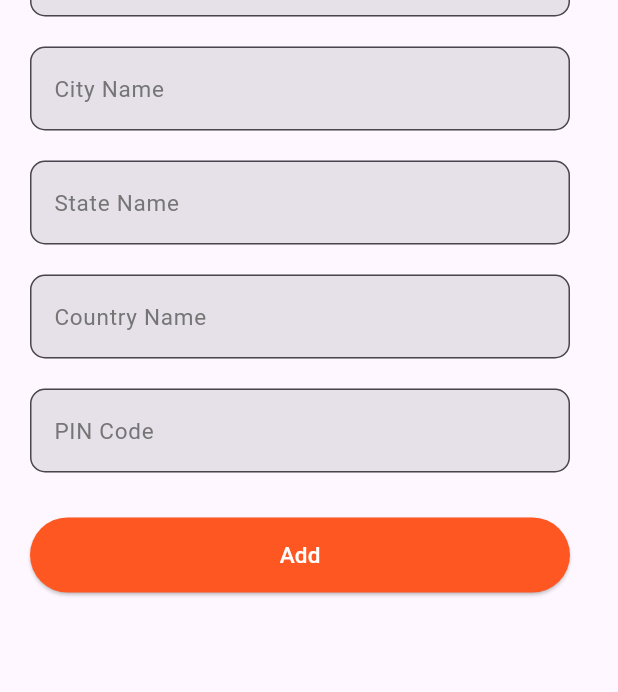
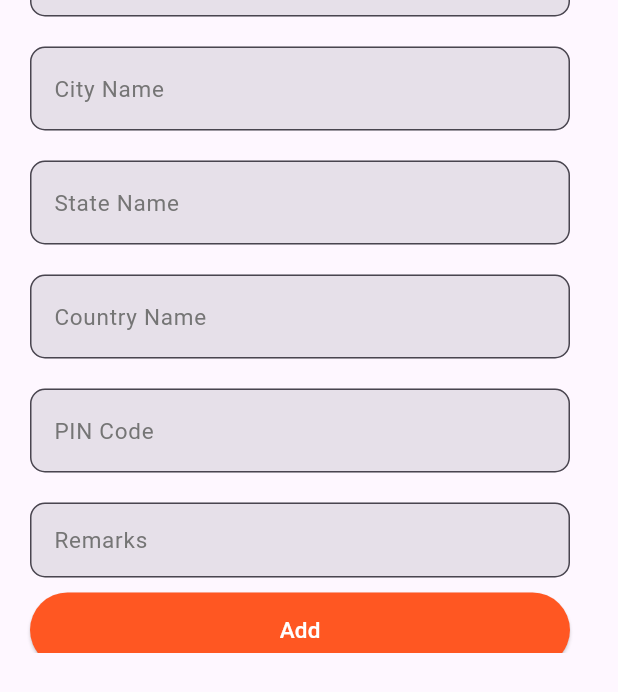
Before and after one commit to tnsmobilesolutions/nsspuri-admin, a Flutter app: the AddPageDilouge widget shown alone on an empty page, opened directly, scrolled down 1015 dp, on a phone screen of 412 x 824 dp. Shown: the top 692 px of the screen. Run offline on Flutter 3.47's test engine with Material 3 defaults, Android fonts, the phone set to English and light mode, and no system bars; our stand-ins replace dio, firebase_auth, firebase_core, firebase_storage, flutter_typeahead, image_picker and 1 more; missing offline and left inert: authentication, excel, material_color_generator; accounts and stored records are empty.

Commit message:
remarks is added

```diff
--- a/lib/screen/appBar/addPageDialouge.dart
+++ b/lib/screen/appBar/addPageDialouge.dart
@@ -1074,20 +1074,18 @@ class _AddPageDilougeState extends State<AddPageDilouge> {
                   ),
                 ),
                 const SizedBox(height: 20),
-                widget.title == "edit"
-                    ? SizedBox(
+                SizedBox(
                   height: 50,
                   child: TextFormField(
-                          readOnly: true,
-                          keyboardType: TextInputType.number,
+                    // readOnly: true,
+                    //keyboardType: TextInputType.number,
                     controller: remarksController,
                     decoration: InputDecoration(
                       labelText: "Remarks",
-                            labelStyle: TextStyle(
-                                color: Colors.grey[600], fontSize: 15),
+                      labelStyle:
+                          TextStyle(color: Colors.grey[600], fontSize: 15),
                       filled: true,
-                            floatingLabelBehavior:
-                                remarksController.text.isNotEmpty
+                      floatingLabelBehavior: remarksController.text.isNotEmpty
                           ? FloatingLabelBehavior.auto
                           : FloatingLabelBehavior.never,
                       border: OutlineInputBorder(
@@ -1096,8 +1094,7 @@ class _AddPageDilougeState extends State<AddPageDilouge> {
                               width: 0, style: BorderStyle.solid)),
                     ),
                   ),
-                      )
-                    : const SizedBox(),
+                ),
                 widget.title == "edit"
                     ? const SizedBox(height: 20)
                     : const SizedBox(),
```
Lines whose indentation alone changed are shown as unchanged.
